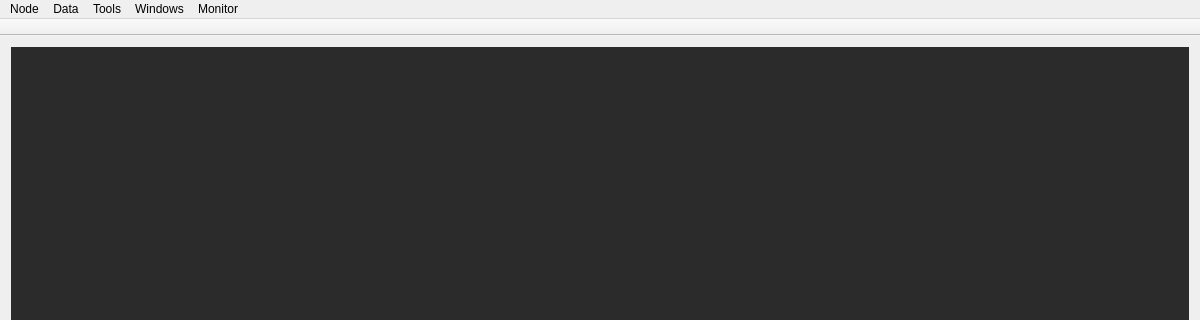
The window that ccs/MainWindow.ui (bisegni/chaosframework) describes before a commit, drawn with Qt 5; both pictures show x 0 to 1200 and y 0 to 320 of the 1200 by 800 pixel window.
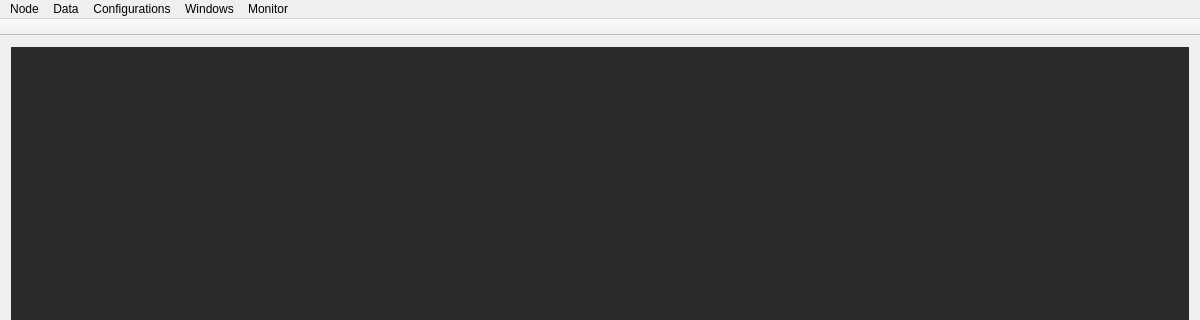
The same window after the commit.

```diff
--- a/ccs/MainWindow.ui
+++ b/ccs/MainWindow.ui
@@ -92,7 +92,7 @@
    </widget>
    <widget class="QMenu" name="menuTools">
     <property name="title">
-     <string>Tools</string>
+     <string>Configurations</string>
     </property>
     <addaction name="actionPreferences"/>
    </widget>
```
Left out of the diff: 6 changed lines with no effect on the pictures.
